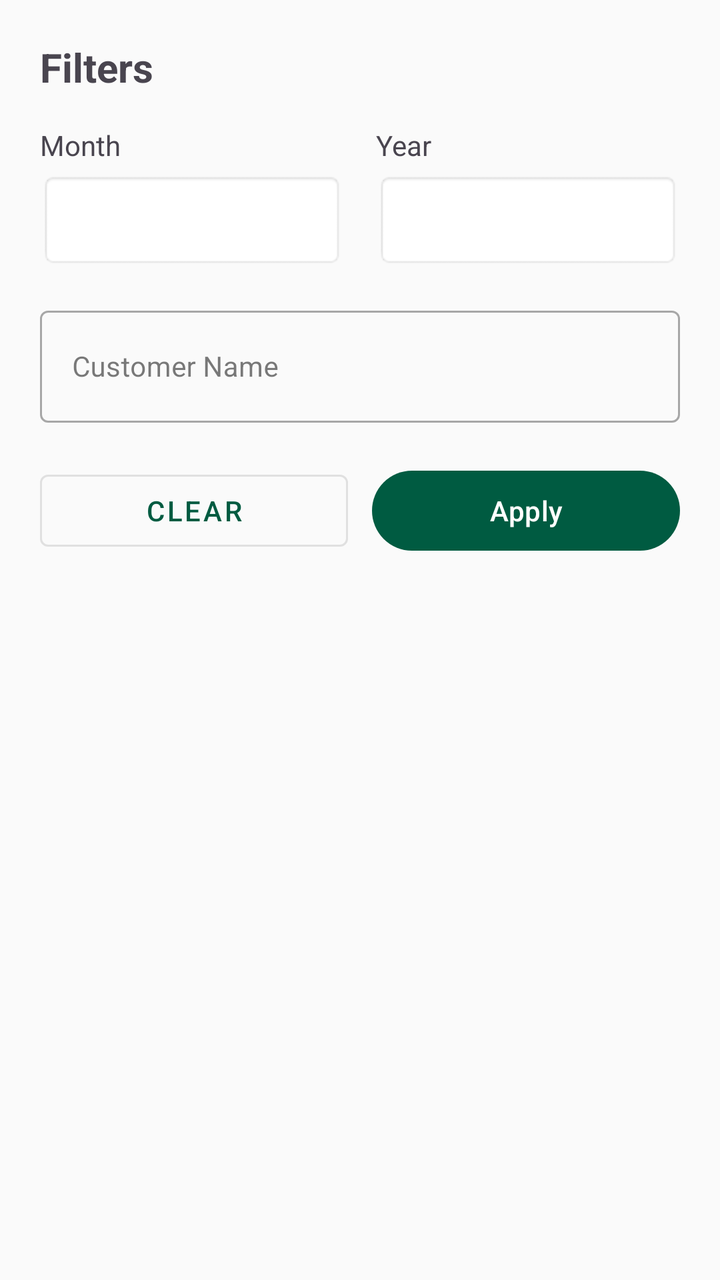
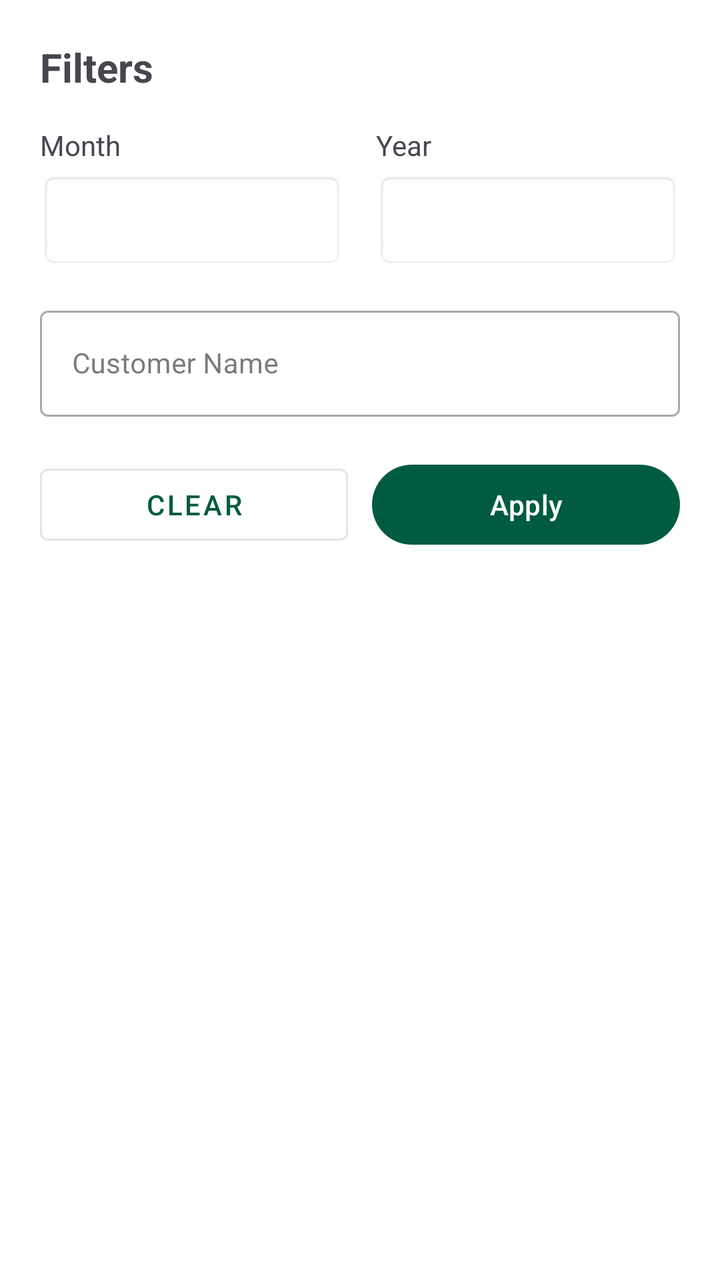

Compare the two renders of this Android layout. The source of the first and the diff that turns it into the second are given below.
<!-- AndroidManifest.xml: application theme Theme.MilkDelivery -->
<!-- res/layout/bottom_sheet_filter.xml -->
<?xml version="1.0" encoding="utf-8"?>
<ScrollView xmlns:android="http://schemas.android.com/apk/res/android"
    xmlns:app="http://schemas.android.com/apk/res-auto"
    android:layout_width="match_parent"
    android:layout_height="wrap_content">

    <LinearLayout
        android:layout_width="match_parent"
        android:layout_height="wrap_content"
        android:orientation="vertical"
        android:padding="20dp">

        
        <TextView
            android:layout_width="wrap_content"
            android:layout_height="wrap_content"
            android:text="Filters"
            android:textSize="20sp"
            android:textStyle="bold"
            android:paddingBottom="16dp"/>

        
        <LinearLayout
            android:layout_width="match_parent"
            android:layout_height="wrap_content"
            android:orientation="horizontal">

            
            <LinearLayout
                android:layout_width="0dp"
                android:layout_height="wrap_content"
                android:layout_weight="1"
                android:orientation="vertical"
                android:layout_marginEnd="8dp">

                <TextView
                    android:layout_width="wrap_content"
                    android:layout_height="wrap_content"
                    android:text="Month"
                    android:textSize="14sp"
                    android:layout_marginBottom="4dp"/>

                <Spinner
                    android:id="@+id/spinMonthFilter"
                    android:layout_width="match_parent"
                    android:layout_height="48dp"
                    android:background="@android:drawable/editbox_background"
                    android:paddingStart="8dp"
                    android:paddingEnd="8dp"/>
            </LinearLayout>

            
            <LinearLayout
                android:layout_width="0dp"
                android:layout_height="wrap_content"
                android:layout_weight="1"
                android:orientation="vertical"
                android:layout_marginStart="8dp">

                <TextView
                    android:layout_width="wrap_content"
                    android:layout_height="wrap_content"
                    android:text="Year"
                    android:textSize="14sp"
                    android:layout_marginBottom="4dp"/>

                <Spinner
                    android:id="@+id/spinYearFilter"
                    android:layout_width="match_parent"
                    android:layout_height="48dp"
                    android:background="@android:drawable/editbox_background"
                    android:paddingStart="8dp"
                    android:paddingEnd="8dp"/>
            </LinearLayout>

        </LinearLayout>

        
        <com.google.android.material.textfield.TextInputLayout
            android:layout_width="match_parent"
            android:layout_height="wrap_content"
            android:layout_marginTop="16dp"
            style="@style/Widget.MaterialComponents.TextInputLayout.OutlinedBox">

            <com.google.android.material.textfield.TextInputEditText
                android:id="@+id/etCustomerName"
                android:layout_width="match_parent"
                android:layout_height="56dp"
                android:hint="Customer Name"
                android:textSize="14sp"/>
        </com.google.android.material.textfield.TextInputLayout>

        
        <LinearLayout
            android:layout_width="match_parent"
            android:layout_height="wrap_content"
            android:orientation="horizontal"
            android:layout_marginTop="20dp">

            <com.google.android.material.button.MaterialButton
                android:id="@+id/btnClear"
                android:layout_width="0dp"
                android:layout_height="48dp"
                android:layout_weight="1"
                android:text="Clear"
                style="@style/Widget.MaterialComponents.Button.OutlinedButton"/>

            <View
                android:layout_width="12dp"
                android:layout_height="1dp"/>

            <com.google.android.material.button.MaterialButton
                android:id="@+id/btnApply"
                android:layout_width="0dp"
                android:layout_height="48dp"
                android:layout_weight="1"
                android:text="Apply"/>
        </LinearLayout>

    </LinearLayout>

</ScrollView>
<!-- resources referenced by this layout -->
<resources>
  <style name="Theme.MilkDelivery" parent="Theme.Material3.Light.NoActionBar">
          
          <item name="colorPrimary">@color/primary</item>
          <item name="colorPrimaryDark">@color/primary_dark</item>
          <item name="colorSecondary">@color/secondary</item>
          <item name="android:statusBarColor">@color/primary</item>
          <item name="android:windowLightStatusBar">false</item>
  
          
          <item name="colorSurface">@color/surface</item>
          <item name="colorOnSurface">@color/on_surface</item>
          <item name="android:windowBackground">@color/background</item>
          <item name="colorSurfaceVariant">@color/surface_variant</item>
          <item name="colorOnSurfaceVariant">@color/on_surface_variant</item>
  
          
          <item name="materialCardViewStyle">@style/Widget.Material3.CardView.Elevated</item>
  
          
          <item name="android:colorBackground">@color/background</item>
          <item name="android:navigationBarColor">@color/background</item>
      </style>
  <color name="primary">#005B41</color>
  <color name="primary_dark">#00402E</color>
  <color name="secondary">#03DAC6</color>
  <color name="surface">#FFFFFF</color>
  <color name="on_surface">#212121</color>
  <color name="background">#FAFAFA</color>
  <color name="surface_variant">#F4F4F4</color>
  <color name="on_surface_variant">#555555</color>
</resources>

<!-- the commit's change to res/layout/bottom_sheet_filter.xml (unified diff, before → after) -->
@@ -1,122 +1,116 @@
 <?xml version="1.0" encoding="utf-8"?>
-<ScrollView xmlns:android="http://schemas.android.com/apk/res/android"
+<LinearLayout xmlns:android="http://schemas.android.com/apk/res/android"
     xmlns:app="http://schemas.android.com/apk/res-auto"
     android:layout_width="match_parent"
-    android:layout_height="wrap_content">
+    android:layout_height="wrap_content"
+    android:orientation="vertical"
+    android:padding="20dp"
+    android:fitsSystemWindows="true"
+    android:background="@android:color/white">
+
+    <TextView
+        android:layout_width="wrap_content"
+        android:layout_height="wrap_content"
+        android:text="Filters"
+        android:textSize="20sp"
+        android:textStyle="bold"
+        android:paddingBottom="16dp"/>
 
     <LinearLayout
         android:layout_width="match_parent"
         android:layout_height="wrap_content"
-        android:orientation="vertical"
-        android:padding="20dp">
+        android:orientation="horizontal">
 
-        
-        <TextView
-            android:layout_width="wrap_content"
+        <LinearLayout
+            android:layout_width="0dp"
             android:layout_height="wrap_content"
-            android:text="Filters"
-            android:textSize="20sp"
-            android:textStyle="bold"
-            android:paddingBottom="16dp"/>
+            android:layout_weight="1"
+            android:orientation="vertical"
+            android:layout_marginEnd="8dp">
 
-        
-        <LinearLayout
-            android:layout_width="match_parent"
-            android:layout_height="wrap_content"
-            android:orientation="horizontal">
+            <TextView
+                android:layout_width="wrap_content"
+                android:layout_height="wrap_content"
+                android:text="Month"
+                android:textSize="14sp"
+                android:layout_marginBottom="4dp"/>
 
-            
-            <LinearLayout
-                android:layout_width="0dp"
-                android:layout_height="wrap_content"
-                android:layout_weight="1"
-                android:orientation="vertical"
-                android:layout_marginEnd="8dp">
-
-                <TextView
-                    android:layout_width="wrap_content"
-                    android:layout_height="wrap_content"
-                    android:text="Month"
-                    android:textSize="14sp"
-                    android:layout_marginBottom="4dp"/>
-
-                <Spinner
-                    android:id="@+id/spinMonthFilter"
-                    android:layout_width="match_parent"
-                    android:layout_height="48dp"
-                    android:background="@android:drawable/editbox_background"
-                    android:paddingStart="8dp"
-                    android:paddingEnd="8dp"/>
-            </LinearLayout>
-
-            
-            <LinearLayout
-                android:layout_width="0dp"
-                android:layout_height="wrap_content"
-                android:layout_weight="1"
-                android:orientation="vertical"
-                android:layout_marginStart="8dp">
-
-                <TextView
-                    android:layout_width="wrap_content"
-                    android:layout_height="wrap_content"
-                    android:text="Year"
-                    android:textSize="14sp"
-                    android:layout_marginBottom="4dp"/>
-
-                <Spinner
-                    android:id="@+id/spinYearFilter"
-                    android:layout_width="match_parent"
-                    android:layout_height="48dp"
-                    android:background="@android:drawable/editbox_background"
-                    android:paddingStart="8dp"
-                    android:paddingEnd="8dp"/>
-            </LinearLayout>
-
+            <Spinner
+                android:id="@+id/spinMonthFilter"
+                android:layout_width="match_parent"
+                android:layout_height="48dp"
+                android:background="@android:drawable/editbox_background"
+                android:paddingStart="8dp"
+                android:paddingEnd="8dp"/>
         </LinearLayout>
 
-        
-        <com.google.android.material.textfield.TextInputLayout
-            android:layout_width="match_parent"
+        <LinearLayout
+            android:layout_width="0dp"
             android:layout_height="wrap_content"
-            android:layout_marginTop="16dp"
-            style="@style/Widget.MaterialComponents.TextInputLayout.OutlinedBox">
+            android:layout_weight="1"
+            android:orientation="vertical"
+            android:layout_marginStart="8dp">
 
-            <com.google.android.material.textfield.TextInputEditText
-                android:id="@+id/etCustomerName"
+            <TextView
+                android:layout_width="wrap_content"
+                android:layout_height="wrap_content"
+                android:text="Year"
+                android:textSize="14sp"
+                android:layout_marginBottom="4dp"/>
+
+            <Spinner
+                android:id="@+id/spinYearFilter"
                 android:layout_width="match_parent"
-                android:layout_height="56dp"
-                android:hint="Customer Name"
-                android:textSize="14sp"/>
-        </com.google.android.material.textfield.TextInputLayout>
-
-        
-        <LinearLayout
-            android:layout_width="match_parent"
-            android:layout_height="wrap_content"
-            android:orientation="horizontal"
-            android:layout_marginTop="20dp">
-
-            <com.google.android.material.button.MaterialButton
-                android:id="@+id/btnClear"
-                android:layout_width="0dp"
                 android:layout_height="48dp"
-                android:layout_weight="1"
-                android:text="Clear"
-                style="@style/Widget.MaterialComponents.Button.OutlinedButton"/>
-
-            <View
-                android:layout_width="12dp"
-                android:layout_height="1dp"/>
-
-            <com.google.android.material.button.MaterialButton
-                android:id="@+id/btnApply"
-                android:layout_width="0dp"
-                android:layout_height="48dp"
-                android:layout_weight="1"
-                android:text="Apply"/>
+                android:background="@android:drawable/editbox_background"
+                android:paddingStart="8dp"
+                android:paddingEnd="8dp"/>
         </LinearLayout>
 
     </LinearLayout>
 
-</ScrollView>
+    <com.google.android.material.textfield.TextInputLayout
+        android:layout_width="match_parent"
+        android:layout_height="wrap_content"
+        android:layout_marginTop="16dp"
+        style="@style/Widget.MaterialComponents.TextInputLayout.OutlinedBox">
+
+        <com.google.android.material.textfield.TextInputEditText
+            android:id="@+id/etCustomerName"
+            android:layout_width="match_parent"
+            android:layout_height="wrap_content"
+            android:hint="Customer Name"
+            android:textSize="14sp"
+            android:maxLines="1"
+            android:singleLine="true"
+            android:imeOptions="actionDone"/>
+    </com.google.android.material.textfield.TextInputLayout>
+
+    <LinearLayout
+        android:layout_width="match_parent"
+        android:layout_height="wrap_content"
+        android:orientation="horizontal"
+        android:layout_marginTop="20dp">
+
+        <com.google.android.material.button.MaterialButton
+            android:id="@+id/btnClear"
+            android:layout_width="0dp"
+            android:layout_height="48dp"
+            android:layout_weight="1"
+            android:text="Clear"
+            style="@style/Widget.MaterialComponents.Button.OutlinedButton"/>
+
+        <View
+            android:layout_width="12dp"
+            android:layout_height="1dp"/>
+
+        <com.google.android.material.button.MaterialButton
+            android:id="@+id/btnApply"
+            android:layout_width="0dp"
+            android:layout_height="48dp"
+            android:layout_weight="1"
+            android:text="Apply"/>
+
+    </LinearLayout>
+
+</LinearLayout>
